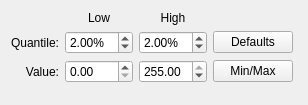
This is Code/Common/mvdColorDynamicsWidget.ui in orfeotoolbox/OTB as Qt 5 draws it before an edit. The edited form follows.
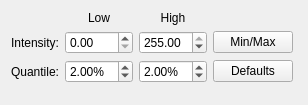
This is the edited form.

Commit message: ENH: Displayed Video-color dynamics dock-widget.

```diff
--- a/Code/Common/mvdColorDynamicsWidget.ui
+++ b/Code/Common/mvdColorDynamicsWidget.ui
@@ -52,15 +52,9 @@
       </widget>
      </item>
      <item row="1" column="0">
-      <widget class="QLabel" name="m_QuantileLabel">
-       <property name="sizePolicy">
-        <sizepolicy hsizetype="Preferred" vsizetype="Preferred">
-         <horstretch>0</horstretch>
-         <verstretch>0</verstretch>
-        </sizepolicy>
-       </property>
+      <widget class="QLabel" name="m_IntensityLabel">
        <property name="text">
-        <string>Quantile:</string>
+        <string>Intensity:</string>
        </property>
        <property name="alignment">
         <set>Qt::AlignRight|Qt::AlignTrailing|Qt::AlignVCenter</set>
@@ -68,33 +62,39 @@
       </widget>
      </item>
      <item row="1" column="1">
-      <widget class="QDoubleSpinBox" name="m_LowQuantileSpinBox">
+      <widget class="QDoubleSpinBox" name="m_LowIntensitySpinBox">
        <property name="frame">
         <bool>true</bool>
        </property>
        <property name="suffix">
-        <string>%</string>
+        <string/>
+       </property>
+       <property name="maximum">
+        <double>255.000000000000000</double>
        </property>
        <property name="value">
-        <double>2.000000000000000</double>
+        <double>0.000000000000000</double>
        </property>
       </widget>
      </item>
      <item row="1" column="2">
-      <widget class="QDoubleSpinBox" name="m_HighQuantileSpinBox">
+      <widget class="QDoubleSpinBox" name="m_HighIntensitySpinBox">
        <property name="frame">
         <bool>true</bool>
        </property>
        <property name="suffix">
-        <string>%</string>
+        <string/>
+       </property>
+       <property name="maximum">
+        <double>255.000000000000000</double>
        </property>
        <property name="value">
-        <double>2.000000000000000</double>
+        <double>255.000000000000000</double>
        </property>
       </widget>
      </item>
      <item row="1" column="3">
-      <widget class="QPushButton" name="m_DefaultsButton">
+      <widget class="QPushButton" name="m_MinMaxButton">
        <property name="sizePolicy">
         <sizepolicy hsizetype="Minimum" vsizetype="Fixed">
          <horstretch>0</horstretch>
@@ -102,14 +102,20 @@
         </sizepolicy>
        </property>
        <property name="text">
-        <string>Defaults</string>
+        <string>Min/Max</string>
        </property>
       </widget>
      </item>
      <item row="2" column="0">
-      <widget class="QLabel" name="m_ValueLabel">
+      <widget class="QLabel" name="m_QuantileLabel">
+       <property name="sizePolicy">
+        <sizepolicy hsizetype="Preferred" vsizetype="Preferred">
+         <horstretch>0</horstretch>
+         <verstretch>0</verstretch>
+        </sizepolicy>
+       </property>
        <property name="text">
-        <string>Value:</string>
+        <string>Quantile:</string>
        </property>
        <property name="alignment">
         <set>Qt::AlignRight|Qt::AlignTrailing|Qt::AlignVCenter</set>
@@ -117,39 +123,33 @@
       </widget>
      </item>
      <item row="2" column="1">
-      <widget class="QDoubleSpinBox" name="m_LowValueSpinBox">
+      <widget class="QDoubleSpinBox" name="m_LowQuantileSpinBox">
        <property name="frame">
         <bool>true</bool>
        </property>
        <property name="suffix">
-        <string/>
-       </property>
-       <property name="maximum">
-        <double>255.000000000000000</double>
+        <string>%</string>
        </property>
        <property name="value">
-        <double>0.000000000000000</double>
+        <double>2.000000000000000</double>
        </property>
       </widget>
      </item>
      <item row="2" column="2">
-      <widget class="QDoubleSpinBox" name="m_HighValueSpinBox">
+      <widget class="QDoubleSpinBox" name="m_HighQuantileSpinBox">
        <property name="frame">
         <bool>true</bool>
        </property>
        <property name="suffix">
-        <string/>
-       </property>
-       <property name="maximum">
-        <double>255.000000000000000</double>
+        <string>%</string>
        </property>
        <property name="value">
-        <double>255.000000000000000</double>
+        <double>2.000000000000000</double>
        </property>
       </widget>
      </item>
      <item row="2" column="3">
-      <widget class="QPushButton" name="m_MinMaxButton">
+      <widget class="QPushButton" name="m_DefaultsButton">
        <property name="sizePolicy">
         <sizepolicy hsizetype="Minimum" vsizetype="Fixed">
          <horstretch>0</horstretch>
@@ -157,7 +157,7 @@
         </sizepolicy>
        </property>
        <property name="text">
-        <string>Min/Max</string>
+        <string>Defaults</string>
        </property>
       </widget>
      </item>
@@ -170,7 +170,7 @@
      </property>
      <property name="sizeHint" stdset="0">
       <size>
-       <width>45</width>
+       <width>0</width>
        <height>20</height>
       </size>
      </property>
@@ -184,7 +184,7 @@
      <property name="sizeHint" stdset="0">
       <size>
        <width>20</width>
-       <height>1</height>
+       <height>0</height>
       </size>
      </property>
     </spacer>
```
Left out of the diff: 9 changed lines with no effect on the pictures. The commit also changes 4 other files.
